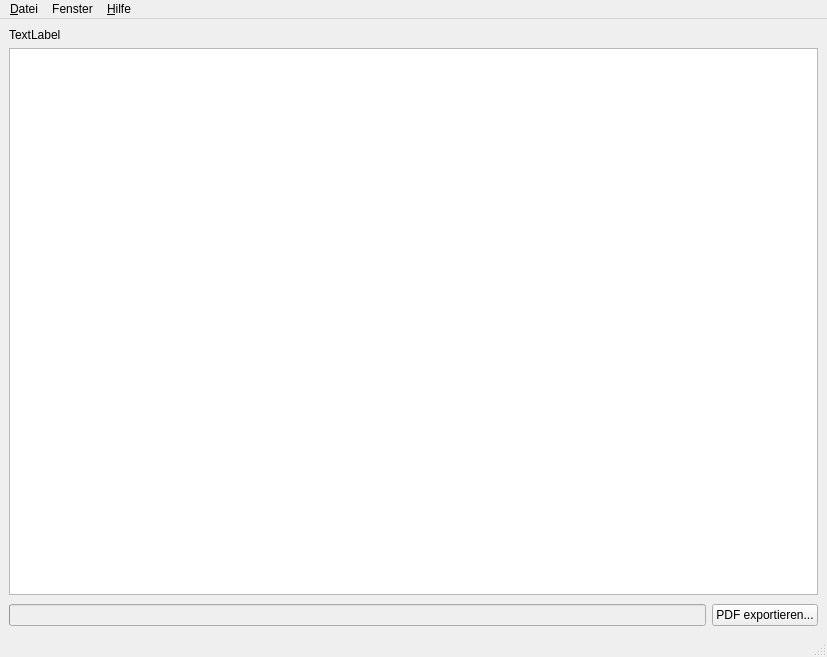
Before: the Qt Designer form forms/archivviewer.ui in crispinus2/archivviewer, drawn with Qt 5.
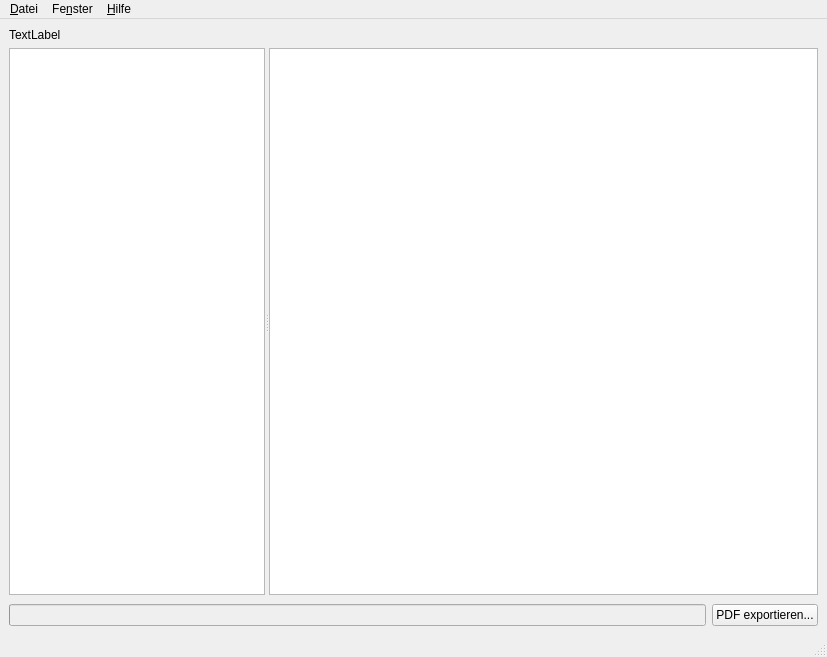
After: the same form once the commit is applied.

Commit message: Fix crash if no outdir has been set yet; save window state on window close

What changed in the file:
```diff
--- a/forms/archivviewer.ui
+++ b/forms/archivviewer.ui
@@ -28,7 +28,55 @@
        </widget>
       </item>
       <item>
+       <widget class="QWidget" name="widget_2" native="true">
+        <layout class="QHBoxLayout" name="horizontalLayout_2">
+         <property name="leftMargin">
+          <number>0</number>
+         </property>
+         <property name="topMargin">
+          <number>0</number>
+         </property>
+         <property name="rightMargin">
+          <number>0</number>
+         </property>
+         <property name="bottomMargin">
+          <number>0</number>
+         </property>
+         <item>
+          <widget class="QSplitter" name="splitter">
+           <property name="sizePolicy">
+            <sizepolicy hsizetype="Expanding" vsizetype="Expanding">
+             <horstretch>0</horstretch>
+             <verstretch>0</verstretch>
+            </sizepolicy>
+           </property>
+           <property name="orientation">
+            <enum>Qt::Horizontal</enum>
+           </property>
+           <widget class="QListView" name="categoryList">
+            <property name="sizePolicy">
+             <sizepolicy hsizetype="Expanding" vsizetype="Expanding">
+              <horstretch>0</horstretch>
+              <verstretch>0</verstretch>
+             </sizepolicy>
+            </property>
+            <property name="editTriggers">
+             <set>QAbstractItemView::NoEditTriggers</set>
+            </property>
+            <property name="showDropIndicator" stdset="0">
+             <bool>false</bool>
+            </property>
+            <property name="selectionMode">
+             <enum>QAbstractItemView::ExtendedSelection</enum>
+            </property>
+           </widget>
        <widget class="QTableView" name="documentView">
+            <property name="sizePolicy">
+             <sizepolicy hsizetype="Expanding" vsizetype="Expanding">
+              <horstretch>1</horstretch>
+              <verstretch>0</verstretch>
+             </sizepolicy>
+            </property>
         <property name="selectionMode">
          <enum>QAbstractItemView::ExtendedSelection</enum>
         </property>
@@ -42,6 +90,10 @@
          <bool>false</bool>
         </attribute>
        </widget>
+          </widget>
+         </item>
+        </layout>
+       </widget>
       </item>
      </layout>
     </item>
@@ -100,7 +152,7 @@
      <x>0</x>
      <y>0</y>
      <width>827</width>
-     <height>21</height>
+     <height>30</height>
     </rect>
    </property>
    <widget class="QMenu" name="menu_Datei">
@@ -117,7 +169,7 @@
    </widget>
    <widget class="QMenu" name="menuFenster">
     <property name="title">
-     <string>Fenster</string>
+     <string>Fe&amp;nster</string>
     </property>
     <addaction name="actionStayOnTop"/>
    </widget>
```
Left out of the diff: 2 changed lines with no effect on the pictures. Lines whose indentation alone changed are shown as unchanged. The commit also changes 2 other files.
